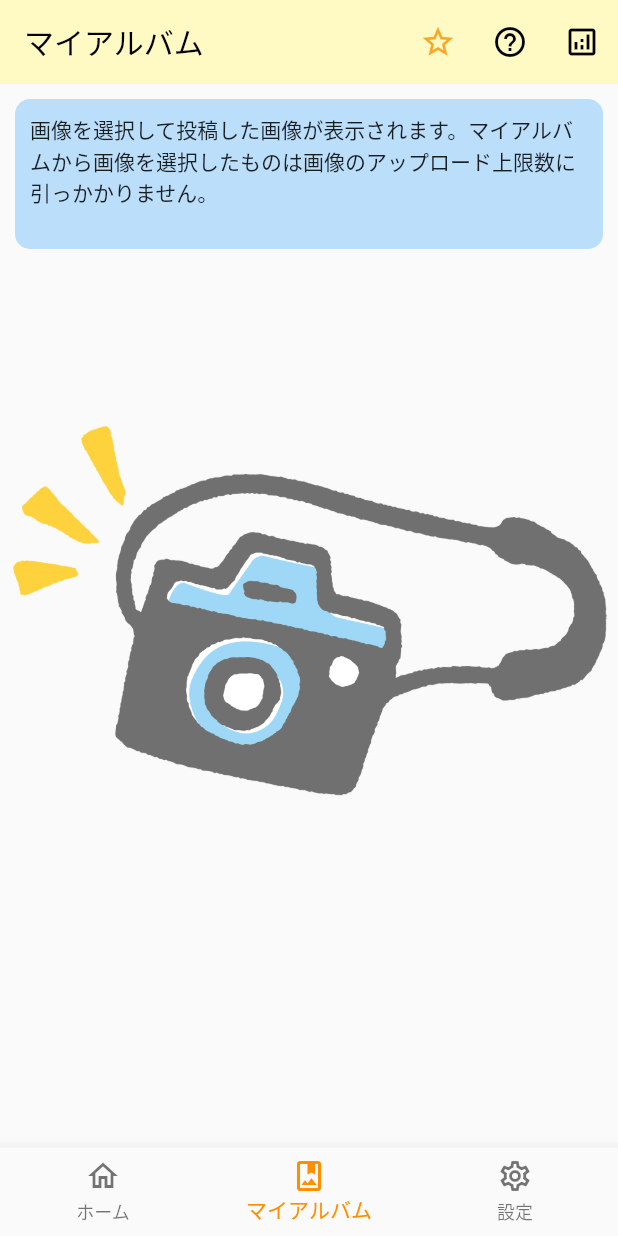
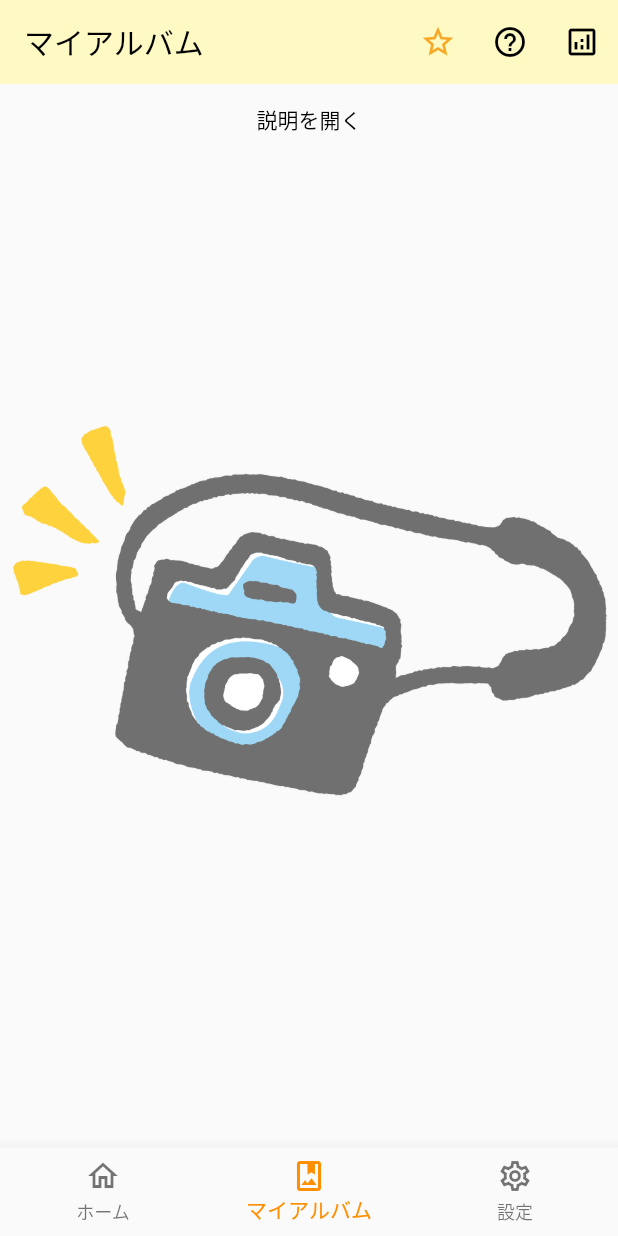
Before and after one commit to y0303noki/DrinkMemo, a Flutter app: the screen it shows after launch, item 2 of the bottom bar chosen, on a phone screen of 412 x 824 dp. Run offline on Flutter 3.47's test engine with Material 2 defaults, Android fonts, the phone set to English and light mode, and no system bars; drawn by our look-alikes of flutter_easyloading; our stand-ins replace cloud_firestore, firebase_auth, firebase_core, firebase_storage, flutter_typeahead, image_picker; accounts and stored records are empty; network calls fail.

Commit message:
マイアルバムの説明をつけてみた

```diff
--- a/lib/pages/albumPage/album_list_page.dart
+++ b/lib/pages/albumPage/album_list_page.dart
@@ -18,6 +18,7 @@ class AlbumListPage extends StatelessWidget {
     if (albumsData.albumModels.isEmpty) {
       albumsData.findAlbumDatas();
     }
+    albumsData.descriptionShowing = false;
 
     return FutureBuilder(
         // future属性で非同期処理を書く
@@ -36,18 +37,77 @@ class AlbumListPage extends StatelessWidget {
             child: Center(
               child: Column(
                 children: [
-                  Container(
-                    padding: const EdgeInsets.fromLTRB(10, 10, 10, 10),
-                    margin: const EdgeInsets.fromLTRB(10, 10, 10, 5),
+                  Consumer<AlbumListProvider>(builder: (ctx, model, _) {
+                    return Column(
+                      children: [
+                        TextButton(
+                          child: Text(
+                            model.descriptionShowing ? '説明を閉じる' : '説明を開く',
+                            style: TextStyle(
+                              color: Colors.black,
+                            ),
+                          ),
+                          onPressed: () {
+                            model.descriptionShowing =
+                                !model.descriptionShowing;
+                          },
+                        ),
+                        model.descriptionShowing
+                            ? Container(
+                                padding:
+                                    const EdgeInsets.fromLTRB(10, 10, 10, 10),
+                                margin:
+                                    const EdgeInsets.fromLTRB(10, 10, 10, 5),
                                 width: double.infinity,
-                    height: 100,
+                                constraints: const BoxConstraints(
+                                  minHeight: 100,
+                                ),
                                 decoration: BoxDecoration(
                                   color: Colors.blue[100],
                                   borderRadius: BorderRadius.circular(10),
                                 ),
-                    child: const Text('画像を選択して投稿した画像が表示されます。'
-                        'マイアルバムから画像を選択したものは画像のアップロード上限数に引っかかりません。'),
+                                child: Column(
+                                  children: [
+                                    const Text('投稿した画像が表示されます。'
+                                        'マイアルバムから画像を選択して投稿アップロード上限数に引っかかりません。'),
+                                    Row(
+                                      children: [
+                                        Container(
+                                          child: const Text(
+                                            'あと',
+                                            style: TextStyle(
+                                              color: Colors.black,
                                             ),
+                                          ),
+                                        ),
+                                        Container(
+                                          margin: const EdgeInsets.fromLTRB(
+                                              10, 0, 10, 0),
+                                          child: Text(
+                                            model.limitCount.toString(),
+                                            style: const TextStyle(
+                                              color: Colors.black,
+                                              fontSize: 20,
+                                            ),
+                                          ),
+                                        ),
+                                        Container(
+                                          child: const Text(
+                                            '枚',
+                                            style: TextStyle(
+                                              color: Colors.black,
+                                            ),
+                                          ),
+                                        ),
+                                      ],
+                                    ),
+                                  ],
+                                ),
+                              )
+                            : Container(),
+                      ],
+                    );
+                  }),
                   Expanded(
                     child: Container(
                       margin: const EdgeInsets.fromLTRB(10, 5, 10, 10),
--- a/lib/providers/album/album_list_provider.dart
+++ b/lib/providers/album/album_list_provider.dart
@@ -1,3 +1,4 @@
+import 'package:coffee_project2/const/common_constant.dart';
 import 'package:coffee_project2/database/coffee_image_firebase.dart';
 import 'package:coffee_project2/model/album_model.dart';
 import 'package:coffee_project2/model/coffee_image_model.dart';
@@ -13,6 +14,16 @@ class AlbumListProvider extends ChangeNotifier {
   List<CoffeeImageModel> _coffeeImageModels = [];
   List<CoffeeImageModel> get coffeeImageModels => _coffeeImageModels;
 
+  // 説明を開く
+  bool _descriptionShowing = false;
+  bool get descriptionShowing => _descriptionShowing;
+  set descriptionShowing(bool e) {
+    _descriptionShowing = e;
+    notifyListeners();
+  }
+
+  int limitCount = 0;
+
   CoffeeImageFirebase _coffeeImageDb = CoffeeImageFirebase();
 
   CoffeeImageModel findById(String id) {
@@ -23,6 +34,11 @@ class AlbumListProvider extends ChangeNotifier {
   Future findAlbumDatas() async {
     _coffeeImageModels = [];
     _coffeeImageModels = await _coffeeImageDb.fetchCoffeeImageDatas();
+    limitCount =
+        CommonConstant.NORMAL_MEMBER_ALBUM_LIMIT - _coffeeImageModels.length;
+    if (limitCount < 0) {
+      limitCount = 0;
+    }
     notifyListeners();
   }
 }
```
Lines whose indentation alone changed are shown as unchanged.
